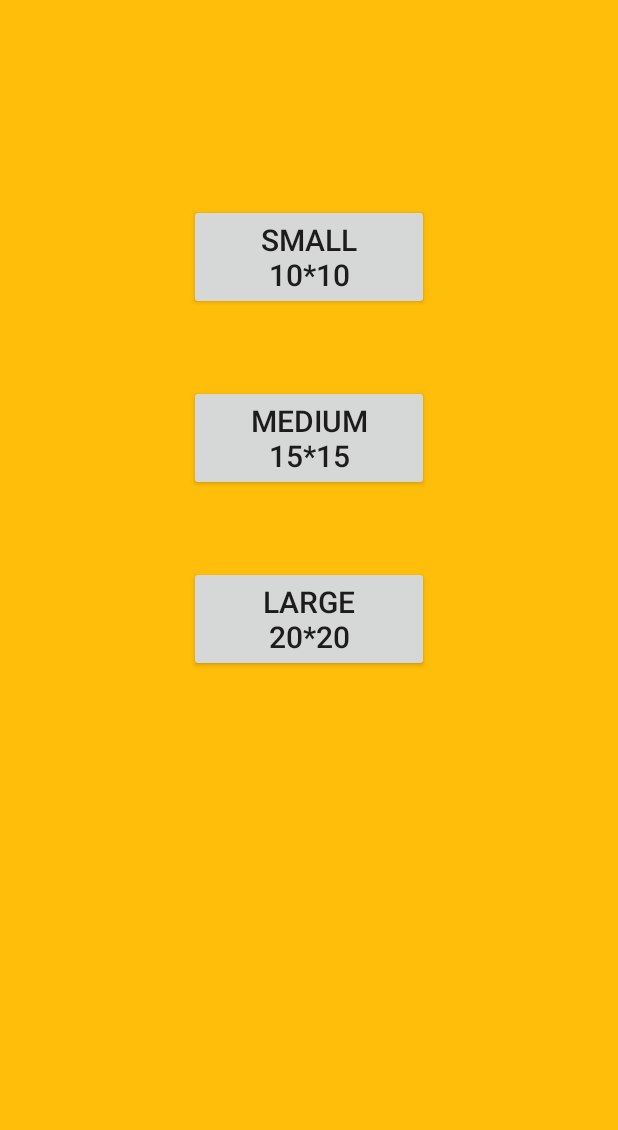
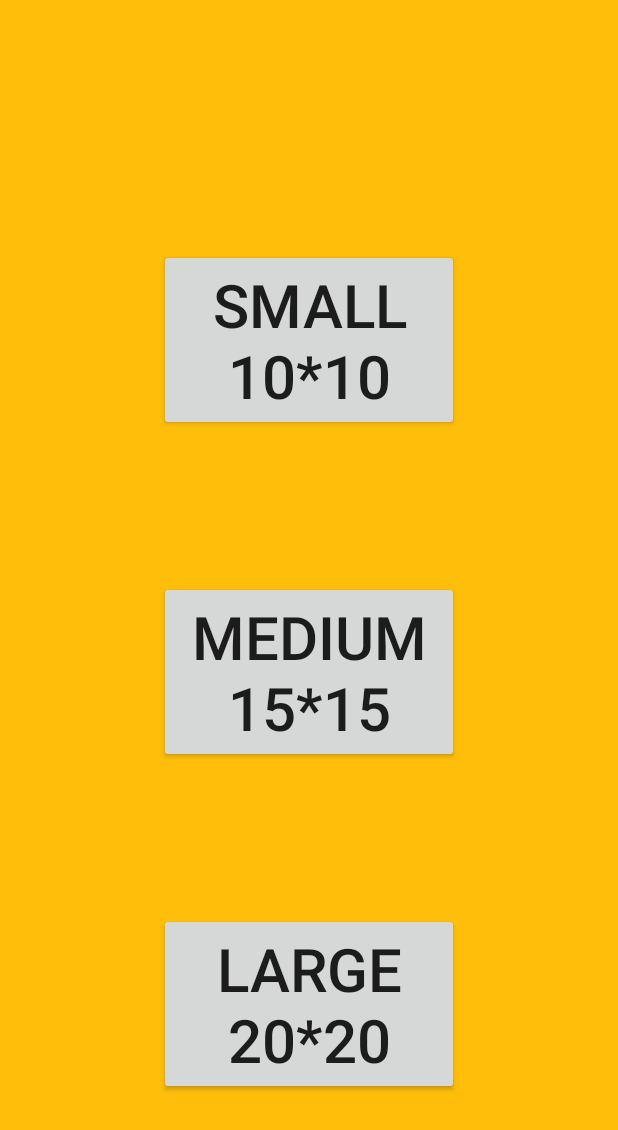
Before and after one commit to chelseaqwang/gomoku, an Android app: the level screen opened directly, with no data from a screen before it, on a phone screen of 412 x 824 dp. Shown: the top 1130 px of the screen. Run offline under Robolectric (Android 15) with nearby library versions, the phone set to English and light mode, and no system bars.

Commit message:
Second commit

```diff
--- a/app/src/main/AndroidManifest.xml
+++ b/app/src/main/AndroidManifest.xml
@@ -41,6 +41,10 @@
             android:name=".statistics"
             android:label="@string/title_activity_statistics" >
         </activity>
+        <activity
+            android:name=".board"
+            android:label="@string/title_activity_board_small" >
+        </activity>
     </application>
 
 </manifest>
--- a/app/src/main/java/com/clearwater/gomoku/level.java
+++ b/app/src/main/java/com/clearwater/gomoku/level.java
@@ -1,8 +1,11 @@
 package com.clearwater.gomoku;
 
 import android.app.Activity;
+import android.content.Intent;
 import android.os.Bundle;
-
+import android.view.View;
+import android.view.View.OnClickListener;
+import android.widget.Button;
 
 
 public class level extends Activity {
@@ -11,6 +14,41 @@ public class level extends Activity {
     protected void onCreate(Bundle savedInstanceState) {
         super.onCreate(savedInstanceState);
         setContentView(R.layout.activity_level);
+        DrawBoard drawBoard;
+
+        Button button_small = (Button)findViewById(R.id.button_small);
+        button_small.setOnClickListener (
+                new Button.OnClickListener() {
+                    public void onClick(View v) {
+                        Intent intent = new Intent(level.this, board.class);
+                        intent.putExtra("SIZE", 10);
+                        startActivity(intent);
+
+                    }
+                }
+        );
+        Button button_medium = (Button)findViewById(R.id.button_medium);
+        button_medium.setOnClickListener (
+                new Button.OnClickListener() {
+                    public void onClick(View v) {
+                        Intent intent = new Intent(level.this, board.class);
+                        intent.putExtra("SIZE", 15);
+                        startActivity(intent);
+                    }
+                }
+        );
+        Button button_large = (Button)findViewById(R.id.button_large);
+        button_large.setOnClickListener (
+                new Button.OnClickListener() {
+                    public void onClick(View v) {
+                        Intent intent = new Intent(level.this, board.class);
+                        intent.putExtra("SIZE", 20);
+                        startActivity(intent);
+                    }
+                }
+        );
+
+
     }
 
 }
--- a/app/src/main/res/layout/activity_level.xml
+++ b/app/src/main/res/layout/activity_level.xml
@@ -5,37 +5,38 @@
     android:paddingTop="@dimen/activity_vertical_margin"
     android:paddingBottom="@dimen/activity_vertical_margin"
     tools:context="com.clearwater.gomoku.level"
-    android:background="#ffffbe09">
+    android:background="#ffffbe09"
+    android:onClick="drawSmallBoard">
 
     <Button
-        android:layout_width="160dp"
+        android:layout_width="200dp"
         android:layout_height="wrap_content"
         android:text="@string/button_level_small"
-        android:id="@+id/button6"
+        android:id="@+id/button_small"
         android:layout_alignParentTop="true"
         android:layout_centerHorizontal="true"
-        android:layout_marginTop="120dp"
-        android:textSize="20dp" />
+        android:layout_marginTop="150dp"
+        android:textSize="40dp" />
 
     <Button
-        android:layout_width="160dp"
+        android:layout_width="200dp"
         android:layout_height="wrap_content"
         android:text="@string/button_level_medium"
-        android:id="@+id/button7"
-        android:layout_below="@+id/button6"
-        android:layout_alignLeft="@+id/button6"
-        android:layout_alignStart="@+id/button6"
-        android:layout_marginTop="50dp"
-        android:textSize="20dp" />
+        android:id="@+id/button_medium"
+        android:layout_below="@+id/button_small"
+        android:layout_alignLeft="@+id/button_small"
+        android:layout_alignStart="@+id/button_small"
+        android:layout_marginTop="100dp"
+        android:textSize="40dp" />
 
     <Button
-        android:layout_width="160dp"
+        android:layout_width="200dp"
         android:layout_height="wrap_content"
         android:text="@string/button_level_large"
-        android:id="@+id/button8"
-        android:layout_below="@+id/button7"
-        android:layout_alignLeft="@+id/button7"
-        android:layout_alignStart="@+id/button7"
-        android:layout_marginTop="50dp"
-        android:textSize="20dp" />
+        android:id="@+id/button_large"
+        android:layout_below="@+id/button_medium"
+        android:layout_alignLeft="@+id/button_medium"
+        android:layout_alignStart="@+id/button_medium"
+        android:layout_marginTop="100dp"
+        android:textSize="40dp" />
 </RelativeLayout>
--- a/app/src/main/res/layout/activity_load.xml
+++ b/app/src/main/res/layout/activity_load.xml
@@ -12,9 +12,9 @@
         android:text="presented by"
         android:id="@+id/textView2"
         android:layout_gravity="left|top"
-        android:textSize="20dp"
+        android:textSize="30dp"
         android:layout_marginLeft="50dp"
-        android:layout_marginTop="200dp" />
+        android:layout_marginTop="300dp" />
 
     <TextView
         android:layout_width="wrap_content"
@@ -23,5 +23,5 @@
         android:text="CLEARWATER"
         android:id="@+id/textView3"
         android:layout_gravity="center"
-        android:textSize="40dp" />
+        android:textSize="50sp" />
 </FrameLayout>
--- a/app/src/main/res/values/strings.xml
+++ b/app/src/main/res/values/strings.xml
@@ -16,5 +16,6 @@
     <string name="hello_world">Hello world!</string>
     <string name="title_activity_profile">Profile</string>
     <string name="title_activity_statistics">Statistics</string>
+    <string name="title_activity_board_small">board_small</string>
 
 </resources>
```
Also changed, not shown: app/src/main/java/com/clearwater/gomoku/DrawBoard.java (added, +32 -0 lines), app/src/main/java/com/clearwater/gomoku/board.java (added, +53 -0 lines), app/src/main/res/layout/activity_board.xml (added, +11 -0 lines), app/src/main/res/menu/menu_board.xml (added, +7 -0 lines).
